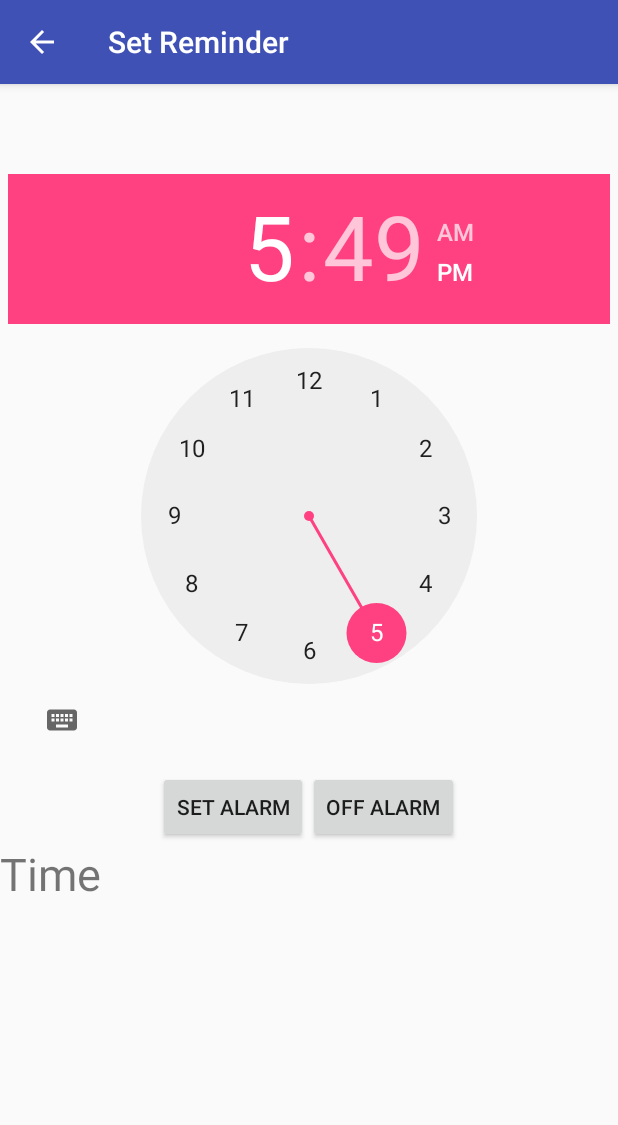
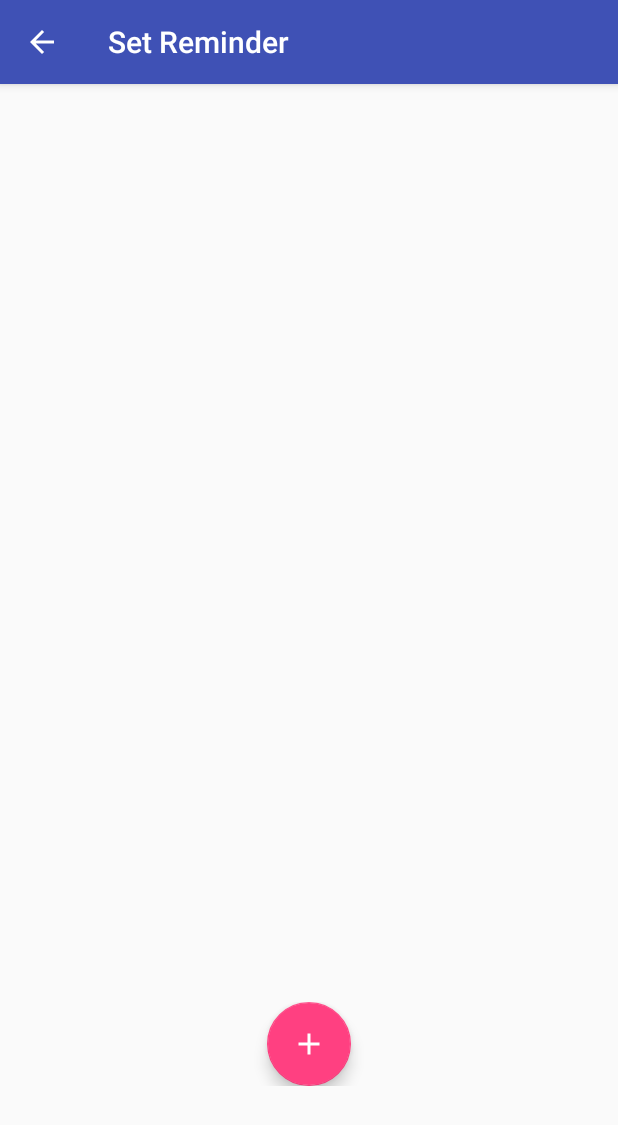
Before and after one commit to huai99/smartDrugBox, an Android app: the UserSetReminderActivity screen opened directly, with no data from a screen before it, on a phone screen of 412 x 824 dp. Shown: the top 1125 px of the screen. Run offline under Robolectric (Android 15) with nearby library versions, the phone set to English and light mode, and no system bars.

Commit message:
URECA 2017: Move the alarm clock to the dialog interface
-Shift the logic to timepicker dialog
-add floating action button to add alarm
-currently only can set one alarm at a time ( new alarm will overwrite the old one)

```diff
--- /dev/null
+++ b/app/src/main/java/com/siehuai/smartdrugbox/controller/CustomTimePickerDialogListener.java
@@ -0,0 +1,14 @@
+package com.siehuai.smartdrugbox.controller;
+
+import android.app.TimePickerDialog;
+import android.widget.TimePicker;
+
+
+public class CustomTimePickerDialogListener implements TimePickerDialog.OnTimeSetListener {
+
+    @Override
+    public void onTimeSet(TimePicker view, int hourOfDay, int minute) {
+        view.setCurrentHour(hourOfDay);
+        view.setCurrentMinute(minute);
+    }
+}
--- a/app/src/main/java/com/siehuai/smartdrugbox/view/UserSetReminderActivity.java
+++ b/app/src/main/java/com/siehuai/smartdrugbox/view/UserSetReminderActivity.java
@@ -1,30 +1,22 @@
 package com.siehuai.smartdrugbox.view;
 
-import android.app.AlarmManager;
-import android.app.PendingIntent;
-import android.content.Intent;
 import android.os.Bundle;
+import android.support.design.widget.FloatingActionButton;
 import android.support.v7.app.AppCompatActivity;
-import android.util.Log;
 import android.view.View;
-import android.widget.Button;
 import android.widget.TextView;
 import android.widget.TimePicker;
 
 import com.siehuai.smartdrugbox.R;
-import com.siehuai.smartdrugbox.controller.AlarmReceiver;
-
-import java.util.Calendar;
+import com.siehuai.smartdrugbox.controller.CustomTimePickerDialogListener;
 
 public class UserSetReminderActivity extends AppCompatActivity {
 
-    AlarmManager mAlarmManager;
-    private TimePicker mTimePicker;
-    private TextView alarmTextView;
-    private Button onAlarmBtn, offAlarmBtn;
-    private PendingIntent mPendingIntent;
-    private Calendar mCalendar;
-    private Intent mIntent;
+    TimePicker mTimePicker;
+    TextView mTextView;
+    FloatingActionButton mFloatingActionButton;
+    AlarmDialog mAlarmDialog;
+    CustomTimePickerDialogListener mCustomTimePickerDialogListener;
 
     @Override
     protected void onCreate(Bundle savedInstanceState) {
@@ -32,59 +24,28 @@ public class UserSetReminderActivity extends AppCompatActivity {
 
         setContentView(R.layout.activity_user_set_reminder);
 
-        alarmTextView = (TextView) findViewById(R.id.text_alarm);
+        mTextView = (TextView) findViewById(R.id.textView_reminder);
 
-        onAlarmBtn = (Button) findViewById(R.id.btn_setAlarm);
+        mFloatingActionButton=(FloatingActionButton)findViewById(R.id.fab_add_alarm);
 
-        offAlarmBtn = (Button) findViewById(R.id.btn_offAlarm);
+        mCustomTimePickerDialogListener = new CustomTimePickerDialogListener();
 
-        mTimePicker = (TimePicker) findViewById(R.id.timepicker_reminder);
+        setFloatingActionButton();
 
-        mAlarmManager = (AlarmManager) getSystemService(ALARM_SERVICE);
-
-        mCalendar = Calendar.getInstance();
-
-        mIntent = new Intent(UserSetReminderActivity.this, AlarmReceiver.class);
-
-        setOnAlarmBtn(mCalendar);
-
-        turnOffAlarmBtn();
     }
 
-    protected void setOnAlarmBtn(final Calendar calendar) {
-        onAlarmBtn.setOnClickListener(new View.OnClickListener() {
+    public void setFloatingActionButton(){
+        mFloatingActionButton.setOnClickListener(new View.OnClickListener() {
             @Override
             public void onClick(View v) {
+                mAlarmDialog = new AlarmDialog(UserSetReminderActivity.this,mCustomTimePickerDialogListener,5,20,true);
 
-                //setting the alarm time to the timepicker time
-                calendar.set(Calendar.HOUR_OF_DAY, mTimePicker.getCurrentHour());
-                calendar.set(Calendar.MINUTE, mTimePicker.getCurrentMinute());
+                mTimePicker=mAlarmDialog.getTimePicker();
 
-                String hour_string = String.valueOf(mTimePicker.getCurrentHour());
-                String minute_string = String.valueOf(mTimePicker.getCurrentMinute());
+                mAlarmDialog.setTextView(mTextView);
 
-                //Pass in the state of the request, yes for activate alarm
-                mIntent.putExtra("extra", "yes");
-                mPendingIntent = PendingIntent.getBroadcast(UserSetReminderActivity.this, 0, mIntent, PendingIntent.FLAG_UPDATE_CURRENT);
-                mAlarmManager.set(AlarmManager.RTC_WAKEUP, calendar.getTimeInMillis(), mPendingIntent);
-                alarmTextView.setText("Current Alarm :" + hour_string + " : " + minute_string);
-            }
-        });
-    }
+                mAlarmDialog.show();
 
-    protected void turnOffAlarmBtn() {
-        offAlarmBtn.setOnClickListener(new View.OnClickListener() {
-            @Override
-            public void onClick(View v) {
-                mIntent.putExtra("extra", "no");
-                sendBroadcast(mIntent);
-                alarmTextView.setText("Alarm clock cancel");
-
-                if (mPendingIntent == null) {
-                    Log.d("UserReminder", "This pendingIntent is null");
-                }
-
-                mAlarmManager.cancel(mPendingIntent);
             }
         });
     }
--- a/app/src/main/res/layout/activity_user_set_reminder.xml
+++ b/app/src/main/res/layout/activity_user_set_reminder.xml
@@ -1,49 +1,39 @@
 <?xml version="1.0" encoding="utf-8"?>
-<LinearLayout
-    xmlns:android="http://schemas.android.com/apk/res/android"
-    android:layout_width="match_parent"
-    android:layout_height="match_parent"
-    android:orientation="vertical"
-    >
+<RelativeLayout xmlns:android="http://schemas.android.com/apk/res/android"
+              android:orientation="vertical"
+              android:layout_width="match_parent"
+              android:gravity="center_horizontal"
+              android:layout_height="match_parent">
 
-    <TimePicker
-        android:id="@+id/timepicker_reminder"
-        android:layout_width="wrap_content"
-        android:layout_height="wrap_content"
-        android:layout_marginLeft="5dp"
-        android:layout_marginRight="5dp"
-        android:layout_marginTop="60dp"
-        ></TimePicker>
+    <LinearLayout
+        android:layout_width="match_parent"
+        android:layout_height="wrap_content">
+
+        <TextView
+            android:layout_width="wrap_content"
+            android:layout_height="wrap_content"
+            android:id="@+id/textView_reminder"
+            />
+
+    </LinearLayout>
 
     <LinearLayout
         android:layout_width="match_parent"
         android:layout_height="wrap_content"
-        android:layout_marginTop="10dp"
+        android:layout_marginBottom="100dp"
         android:gravity="center_horizontal"
-        android:orientation="horizontal"
-        >
+        android:layout_alignParentBottom="true"
+        android:layout_alignParentLeft="true"
+        android:layout_alignParentStart="true">
 
-        <Button
-            android:id="@+id/btn_setAlarm"
+        <android.support.design.widget.FloatingActionButton
             android:layout_width="wrap_content"
             android:layout_height="wrap_content"
-            android:text="@string/set_alarm"
+            android:elevation="5dp"
+            android:src="@drawable/plus_icon"
+            android:id="@+id/fab_add_alarm"
             />
 
-        <Button
-            android:id="@+id/btn_offAlarm"
-            android:layout_width="wrap_content"
-            android:layout_height="wrap_content"
-            android:text="@string/off_alarm"
-            />
     </LinearLayout>
 
-    <TextView
-        android:id="@+id/text_alarm"
-        android:layout_width="wrap_content"
-        android:layout_height="wrap_content"
-        android:text="Time"
-        android:textSize="30sp"
-        />
-
-</LinearLayout>
+</RelativeLayout>
```
Also changed, not shown: app/src/main/java/com/siehuai/smartdrugbox/controller/RingtoneService.java (+8 -4 lines), app/src/main/java/com/siehuai/smartdrugbox/view/AlarmDialog.java (added, +132 -0 lines), app/src/main/res/layout/dialog_user_set_reminder.xml (added, +39 -0 lines), app/src/main/res/drawable/plus_icon.png (added).
